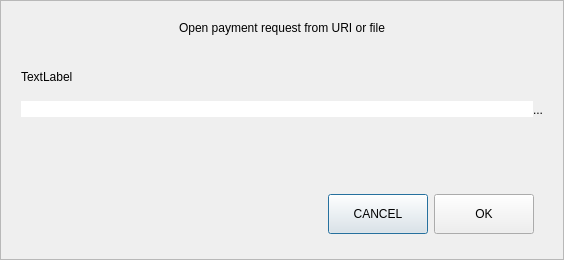
digiwage/digiwage, file src/qt/forms/openuridialog.ui: the form before one commit.
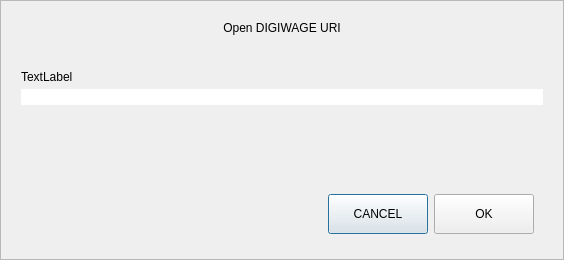
The form after the commit. Custom widgets are drawn as their Qt base class.

Commit message: first push to official repo

```diff
--- a/src/qt/forms/openuridialog.ui
+++ b/src/qt/forms/openuridialog.ui
@@ -56,7 +56,7 @@
       <item>
        <widget class="QLabel" name="labelTitle">
         <property name="text">
-         <string>Open payment request from URI or file</string>
+         <string>Open DIGIWAGE URI</string>
         </property>
         <property name="alignment">
          <set>Qt::AlignCenter</set>
@@ -101,31 +101,6 @@
           </property>
          </widget>
         </item>
-        <item>
-         <widget class="QPushButton" name="selectFileButton">
-          <property name="minimumSize">
-           <size>
-            <width>0</width>
-            <height>41</height>
-           </size>
-          </property>
-          <property name="toolTip">
-           <string>Select payment request file</string>
-          </property>
-          <property name="styleSheet">
-           <string notr="true">#selectFileButton{
-	border-top-left-radius:0px;
-	border-bottom-left-radius:0px;
-}</string>
-          </property>
-          <property name="text">
-           <string notr="true">...</string>
-          </property>
-          <property name="autoDefault">
-           <bool>false</bool>
-          </property>
-         </widget>
-        </item>
        </layout>
       </item>
       <item>
```
Left out of the diff: 2 changed lines with no effect on the pictures. The commit also changes 2747 other files.
